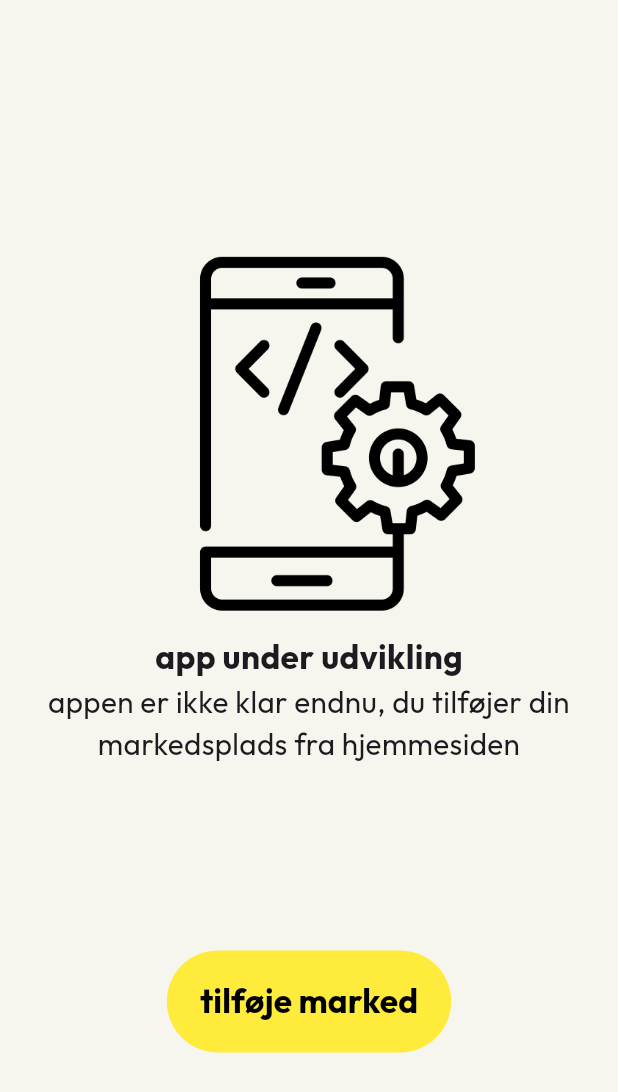
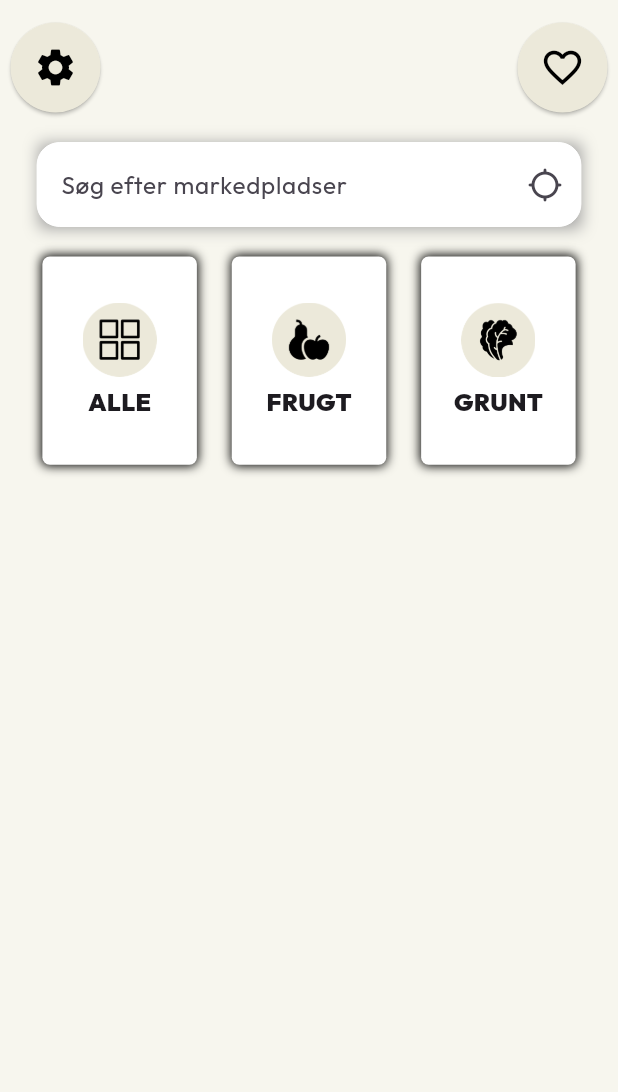
Before and after one commit to anasbouharrou/project_mobile, a Flutter app: the IntroWidget3 widget shown alone on an empty page, opened directly, after a tap on "Næste", on a phone screen of 412 x 824 dp. Shown: the top 1092 px of the screen. Run offline on Flutter 3.47's test engine with Material 3 defaults, Android fonts, the phone set to English and light mode, and no system bars; our stand-ins replace google_fonts.

Commit message:
linking pages adding main page

```diff
--- a/lib/IntroHolder.dart
+++ b/lib/IntroHolder.dart
@@ -2,7 +2,6 @@ import 'package:flutter/material.dart';
 
 class Introholder extends StatelessWidget {
   final Widget child;
-
   Introholder({required this.child});
 
   @override
--- a/lib/IntroWidget3.dart
+++ b/lib/IntroWidget3.dart
@@ -2,6 +2,7 @@ import 'package:flutter/material.dart';
 import 'package:google_fonts/google_fonts.dart';
 import 'IntroWidget4.dart';
 import 'IntroHolder.dart';
+import 'MainWidget.dart';
 
 class IntroWidget3 extends StatelessWidget {
   const IntroWidget3({super.key});
@@ -93,8 +94,8 @@ class IntroWidget3 extends StatelessWidget {
                                     Navigator.push(
                                         context,
                                         MaterialPageRoute(
-                                            builder: (context) => Introholder(
-                                                child: IntroWidget4())));
+                                            builder: (context) =>
+                                                MainWidget()));
                                   },
                                   child: Padding(
                                     padding: EdgeInsets.all(10),
--- a/lib/IntroWidget4.dart
+++ b/lib/IntroWidget4.dart
@@ -1,5 +1,6 @@
 import 'package:flutter/material.dart';
 import 'package:google_fonts/google_fonts.dart';
+import 'MainWidget.dart';
 
 class IntroWidget4 extends StatelessWidget {
   const IntroWidget4({super.key});
@@ -54,7 +55,7 @@ class IntroWidget4 extends StatelessWidget {
                               Center(
                                   child: Text(
                                       textAlign: TextAlign.center,
-                                      "appen er ikke klar endnu, du tilføjer din markedsplads fra hjemmesiden",
+                                      "appen er ikke klar endnu,",
                                       style: GoogleFonts.outfit(
                                           fontSize: (MediaQuery.of(context)
                                                       .size
@@ -76,12 +77,18 @@ class IntroWidget4 extends StatelessWidget {
                                         style: TextButton.styleFrom(
                                           backgroundColor: Colors.yellow,
                                         ),
-                                        onPressed: () {},
+                                        onPressed: () {
+                                          Navigator.push(
+                                              context,
+                                              MaterialPageRoute(
+                                                  builder: (context) =>
+                                                      IntroWidget4()));
+                                        },
                                         child: Padding(
                                           padding: EdgeInsets.fromLTRB(
                                               10, 10, 10, 10),
                                           child: Text(
-                                            "tilføje marked",
+                                            "check app",
                                             style: GoogleFonts.outfit(
                                               fontSize: (MediaQuery.of(context)
                                                           .size
--- /dev/null
+++ b/lib/MainCard.dart
@@ -0,0 +1,47 @@
+import 'package:flutter/material.dart';
+import 'package:google_fonts/google_fonts.dart';
+
+class MainCard extends StatelessWidget {
+  final String iconLink;
+  final String text;
+  MainCard({required this.iconLink, required this.text});
+
+  @override
+  Widget build(BuildContext context) {
+    return Container(
+      width: MediaQuery.of(context).size.width * 0.25,
+      height: 40 + MediaQuery.of(context).size.height * 0.12,
+      decoration: BoxDecoration(
+        color: Colors.white,
+        borderRadius: BorderRadius.circular(5),
+        boxShadow: [
+          BoxShadow(color: Colors.black, spreadRadius: 0.5, blurRadius: 5),
+        ],
+      ),
+      child: Column(
+        crossAxisAlignment: CrossAxisAlignment.center,
+        mainAxisAlignment: MainAxisAlignment.center,
+        children: [
+          Container(
+            width: MediaQuery.of(context).size.width * 0.12,
+            child: Image(
+                image: AssetImage(iconLink),
+                fit: BoxFit.fitHeight,
+                width: MediaQuery.of(context).size.width * 0.40),
+          ),
+          Padding(
+            padding: EdgeInsets.fromLTRB(0, 5, 0, 0),
+            child: Text(text,
+                style: GoogleFonts.outfit(
+                    fontSize: (MediaQuery.of(context).size.height +
+                                MediaQuery.of(context).size.width) *
+                            0.001 +
+                        15,
+                    fontStyle: FontStyle.normal,
+                    fontWeight: FontWeight.w900)),
+          )
+        ],
+      ),
+    );
+  }
+}
--- /dev/null
+++ b/lib/MainWidget.dart
@@ -0,0 +1,98 @@
+import 'package:flutter/material.dart';
+import 'RoundedButton.dart';
+import 'package:google_fonts/google_fonts.dart';
+import 'MainCard.dart';
+
+class MainWidget extends StatelessWidget {
+  @override
+  Widget build(BuildContext context) {
+    return MaterialApp(
+      home: Scaffold(
+        backgroundColor: Color.fromRGBO(247, 246, 238, 1),
+        body: Container(
+            child: Padding(
+          padding: EdgeInsets.fromLTRB(5, 15, 5, 5),
+          child: Container(
+              child: Column(
+            children: [
+              Row(
+                mainAxisAlignment: MainAxisAlignment.spaceBetween,
+                children: [
+                  Roundedbutton(icon: Icons.settings),
+                  Roundedbutton(icon: Icons.favorite_border),
+                ],
+              ),
+              Padding(
+                padding: EdgeInsets.fromLTRB(5, 20, 5, 0),
+                child: Container(
+                  width: MediaQuery.of(context).size.width * 0.88,
+                  decoration: BoxDecoration(
+                    boxShadow: [
+                      BoxShadow(
+                        color: Colors.grey,
+                        offset: Offset(1, 1), //(x,y)
+                        blurRadius: 8.0,
+                      ),
+                    ],
+                  ),
+                  child: Material(
+                    borderRadius: BorderRadius.circular(15),
+                    child: TextField(
+                      cursorColor: Colors.black,
+                      decoration: InputDecoration(
+                          iconColor: Colors.black,
+                          hoverColor: Colors.white70,
+                          focusColor: Colors.white,
+                          hintText: "Søg efter markedpladser",
+                          hintStyle: GoogleFonts.outfit(
+                              fontSize: (MediaQuery.of(context).size.height +
+                                          MediaQuery.of(context).size.width) *
+                                      0.005 +
+                                  10,
+                              fontStyle: FontStyle.normal,
+                              fontWeight: FontWeight.w400),
+                          suffixIcon: IconButton(
+                            icon: Icon(Icons.gps_not_fixed_rounded),
+                            onPressed: () {},
+                          ),
+                          enabledBorder: OutlineInputBorder(
+                              borderSide: BorderSide(
+                                color: Colors.white,
+                                width: 0,
+                              ),
+                              borderRadius: BorderRadius.circular(15)),
+                          focusedBorder: OutlineInputBorder(
+                              borderSide: BorderSide(
+                                color: Colors.white,
+                                width: 1,
+                              ),
+                              borderRadius: BorderRadius.circular(15)),
+                          filled: true,
+                          fillColor: Colors.white),
+                    ),
+                  ),
+                ),
+              ),
+              Padding(
+                padding: EdgeInsets.fromLTRB(0, 20, 0, 10),
+                child: Container(
+                  child: Row(
+                    mainAxisAlignment: MainAxisAlignment.spaceEvenly,
+                    children: [
+                      MainCard(
+                        iconLink: "assets/i1.png",
+                        text: "ALLE",
+                      ),
+                      MainCard(iconLink: "assets/i2.png", text: "FRUGT"),
+                      MainCard(iconLink: "assets/i3.png", text: "GRUNT")
+                    ],
+                  ),
+                ),
+              )
+            ],
+          )),
+        )),
+      ),
+    );
+  }
+}
--- /dev/null
+++ b/lib/RoundedButton.dart
@@ -0,0 +1,23 @@
+import 'package:flutter/material.dart';
+
+class Roundedbutton extends StatelessWidget {
+  final IconData icon;
+  Roundedbutton({required this.icon});
+  @override
+  Widget build(BuildContext context) {
+    return ElevatedButton(
+      onPressed: () {},
+      child: Icon(
+        icon,
+        color: Colors.black,
+        size: 30,
+      ),
+      style: ElevatedButton.styleFrom(
+        shape: CircleBorder(),
+        padding: EdgeInsets.all(15),
+        backgroundColor: Color.fromRGBO(236, 233, 218, 1), // <-- Button color
+        foregroundColor: Color.fromRGBO(231, 228, 210, 1),
+      ),
+    );
+  }
+}
--- a/lib/main.dart
+++ b/lib/main.dart
@@ -4,16 +4,20 @@ import 'IntroWidget1.dart';
 import 'IntroWidget2.dart';
 import 'IntroWidget3.dart';
 import 'IntroWidget4.dart';
+import 'MainWidget.dart';
 
 void main() => runApp(MyApp());
 
 class MyApp extends StatelessWidget {
   @override
   Widget build(BuildContext context) {
-    return const MaterialApp(
+    return MaterialApp(
       home: Scaffold(
-          backgroundColor: Color.fromRGBO(247, 246, 238, 1),
-          body: IntroWidget1()),
+        backgroundColor: Color.fromRGBO(247, 246, 238, 1),
+        body: Container(
+          child: IntroWidget1(),
+        ),
+      ),
     );
   }
 }
--- a/pubspec.yaml
+++ b/pubspec.yaml
@@ -68,6 +68,10 @@ flutter:
     - assets/l1.png
     - assets/l2.png
     - assets/l3.png
+    - assets/i1.png
+    - assets/i2.png
+    - assets/i3.png
+
 
   # An image asset can refer to one or more resolution-specific "variants", see
   # https://flutter.dev/assets-and-images/#resolution-aware
```
Also changed, not shown: assets/i1.png (added), assets/i2.png (added), assets/i3.png (added).
